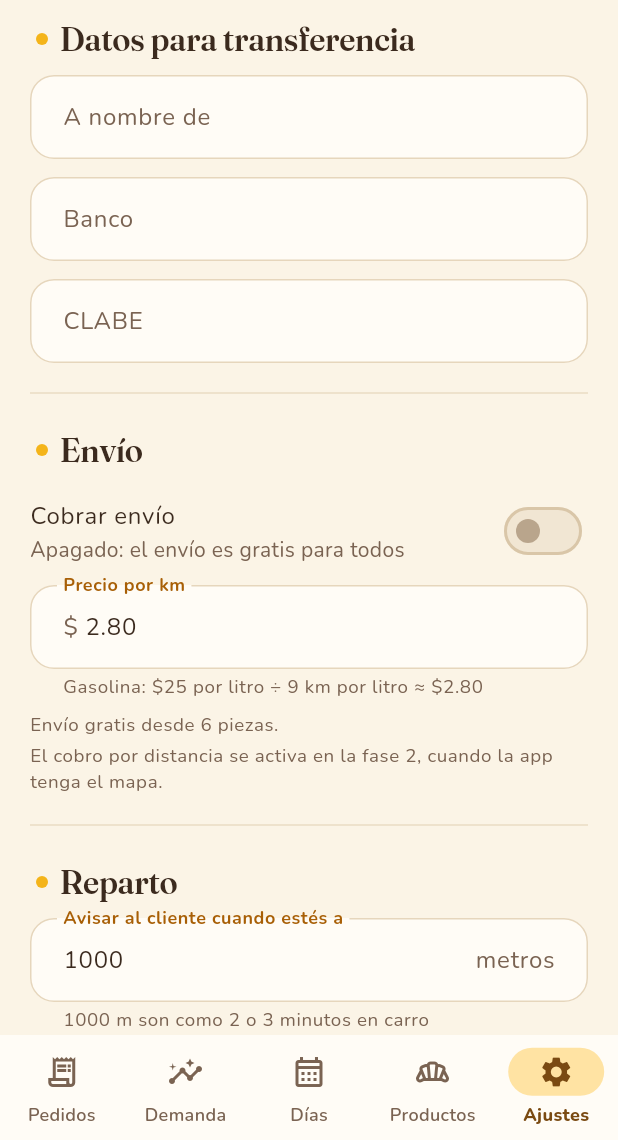
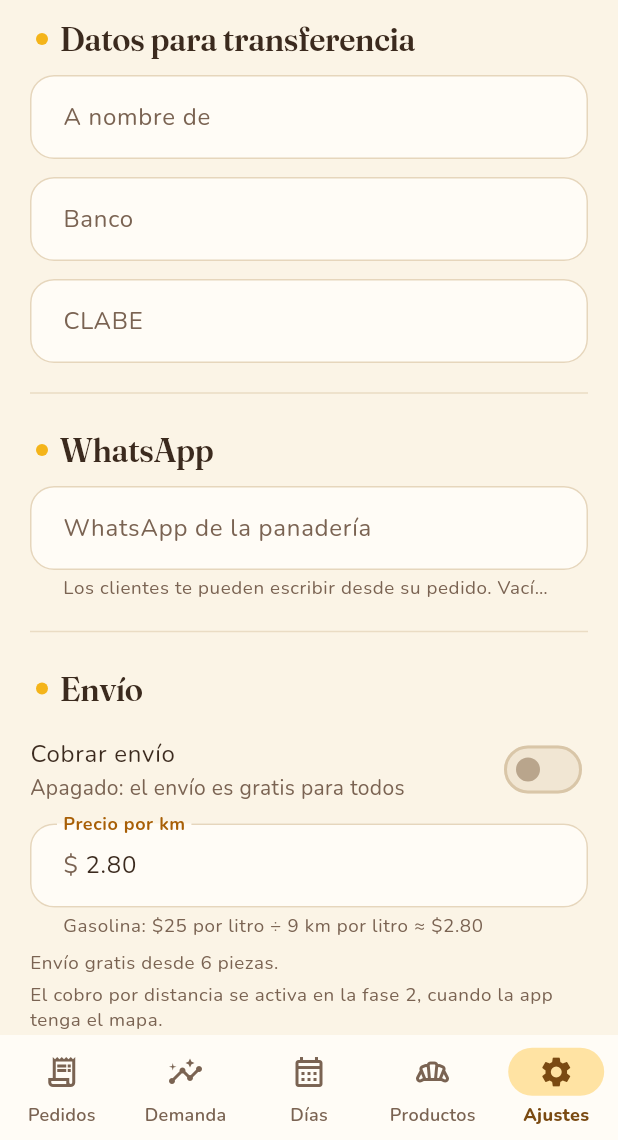
Before and after one commit to TheRobotMan74/panaderoso-pedidos, a Flutter app: the OwnerHome screen opened directly with empty values, item 5 of the bottom bar chosen, on a phone screen of 412 x 824 dp, the part 96-1236 px from its top. Run offline on Flutter 3.47's test engine with Material 3 defaults, Android fonts, the phone set to English and light mode, and no system bars; our stand-ins replace cloud_firestore, cloud_functions, firebase_auth, firebase_core, firebase_messaging, firebase_storage and 7 more; missing offline and left inert: dart:js_interop, firebase_app_check, shorebird_code_push; accounts and stored records are empty; network calls fail.

Commit message:
Cobro de envío por distancia y botón de WhatsApp en Mis pedidos
- Envío = km de ida (línea recta × 1.3 por las calles) × precio por km × parte según
  piezas, redondeado a $5. Se ve en el pago y en Mis pedidos; el servidor (hacerPedido)
  hace la misma cuenta y guarda la suya. Se prende en Ajustes → Cobrar envío.
- WhatsApp de la panadería en Ajustes; los clientes lo ven en cada pedido con el
  mensaje ya escrito.

Co-Authored-By: Claude Opus 5.5 <noreply@anthropic.com>
Claude-Session: https://claude.ai/code/session_01D5weZjRHC9oajxq7mQEv8n

```diff
--- a/lib/logic/shipping.dart
+++ b/lib/logic/shipping.dart
@@ -1,3 +1,5 @@
+import 'geo.dart';
+
 /// Cálculo del costo de envío.
 ///
 /// envío = km de ida × precio por km × porcentaje que paga el cliente,
@@ -34,11 +36,16 @@ class ShippingRules {
   /// Redondeo hacia arriba, en pesos.
   final int roundTo;
 
+  /// Las calles no van en línea recta: los km en línea recta se multiplican por esto
+  /// para acercarse a lo que de verdad se maneja (1.3 = 30% más).
+  final double roadFactor;
+
   const ShippingRules({
     this.enabled = false,
     this.pricePerKm = 2.8,
     this.tiers = defaultTiers,
     this.roundTo = 5,
+    this.roadFactor = 1.3,
   });
 
   static const defaultTiers = [
@@ -69,6 +76,24 @@ class ShippingRules {
     return ((raw - 1e-9) / step).ceil() * step;
   }
 
+  /// Km de ida (aproximados por calle) del punto de salida a la casa del cliente.
+  double kmBetween(double fromLat, double fromLng, double toLat, double toLng) =>
+      distanceMeters(fromLat, fromLng, toLat, toLng) / 1000 * roadFactor;
+
+  /// Envío de un pedido de [pieces] piezas desde el punto de salida a la casa.
+  /// 0 si está apagado o falta el punto de salida o la casa en el mapa.
+  /// El servidor (función hacerPedido) hace exactamente la misma cuenta.
+  int feeForTrip({
+    required double? baseLat,
+    required double? baseLng,
+    required double? homeLat,
+    required double? homeLng,
+    required int pieces,
+  }) {
+    if (baseLat == null || baseLng == null || homeLat == null || homeLng == null) return 0;
+    return feeFor(km: kmBetween(baseLat, baseLng, homeLat, homeLng), pieces: pieces);
+  }
+
   /// Piezas desde las que el envío es gratis, o null si nunca lo es.
   int? freeFromPieces() {
     final free = tiers.where((t) => t.customerShare == 0).toList()
@@ -81,6 +106,7 @@ class ShippingRules {
         'pricePerKm': pricePerKm,
         'tiers': tiers.map((t) => t.toMap()).toList(),
         'roundTo': roundTo,
+        'roadFactor': roadFactor,
       };
 
   factory ShippingRules.fromMap(Map<String, dynamic>? m) {
@@ -93,6 +119,7 @@ class ShippingRules {
       pricePerKm: (m['pricePerKm'] as num?)?.toDouble() ?? 2.8,
       tiers: (tiers == null || tiers.isEmpty) ? defaultTiers : tiers,
       roundTo: (m['roundTo'] as num?)?.toInt() ?? 5,
+      roadFactor: (m['roadFactor'] as num?)?.toDouble() ?? 1.3,
     );
   }
 }
--- a/lib/models.dart
+++ b/lib/models.dart
@@ -339,6 +339,9 @@ class AppConfig {
   final String bankName;
   final String clabe;
   final String accountHolder;
+
+  /// WhatsApp de la panadería (10 dígitos). Vacío = no se muestra el botón.
+  final String whatsapp;
   final ShippingRules shipping;
 
   /// A cuántos metros del domicilio se le avisa al cliente que ya va a llegar.
@@ -352,6 +355,7 @@ class AppConfig {
     this.bankName = '',
     this.clabe = '',
     this.accountHolder = '',
+    this.whatsapp = '',
     this.shipping = const ShippingRules(),
     this.nearAlertMeters = 1000,
     this.baseLat,
@@ -362,6 +366,7 @@ class AppConfig {
         bankName: m?['bankName'] as String? ?? '',
         clabe: m?['clabe'] as String? ?? '',
         accountHolder: m?['accountHolder'] as String? ?? '',
+        whatsapp: m?['whatsapp'] as String? ?? '',
         shipping: ShippingRules.fromMap(
             m?['shipping'] == null ? null : Map<String, dynamic>.from(m!['shipping'] as Map)),
         nearAlertMeters: (m?['nearAlertMeters'] as num?)?.toInt() ?? 1000,
@@ -373,6 +378,7 @@ class AppConfig {
         'bankName': bankName,
         'clabe': clabe,
         'accountHolder': accountHolder,
+        'whatsapp': whatsapp,
         'shipping': shipping.toMap(),
         'nearAlertMeters': nearAlertMeters,
         'baseLat': baseLat,
--- a/lib/ui/owner/settings_page.dart
+++ b/lib/ui/owner/settings_page.dart
@@ -36,6 +36,7 @@ class _SettingsFormState extends State<_SettingsForm> {
   late final _bank = TextEditingController(text: widget.initial.bankName);
   late final _clabe = TextEditingController(text: widget.initial.clabe);
   late final _holder = TextEditingController(text: widget.initial.accountHolder);
+  late final _whatsapp = TextEditingController(text: widget.initial.whatsapp);
   late final _perKm =
       TextEditingController(text: widget.initial.shipping.pricePerKm.toStringAsFixed(2));
   late bool _shippingEnabled = widget.initial.shipping.enabled;
@@ -73,11 +74,13 @@ class _SettingsFormState extends State<_SettingsForm> {
       bankName: _bank.text.trim(),
       clabe: _clabe.text.replaceAll(' ', ''),
       accountHolder: _holder.text.trim(),
+      whatsapp: _whatsapp.text.replaceAll(RegExp(r'\D'), ''),
       shipping: ShippingRules(
         enabled: _shippingEnabled,
         pricePerKm: double.tryParse(_perKm.text.replaceAll(',', '.')) ?? old.pricePerKm,
         tiers: old.tiers,
         roundTo: old.roundTo,
+        roadFactor: old.roadFactor,
       ),
       nearAlertMeters: (int.tryParse(_nearMeters.text.trim()) ?? widget.initial.nearAlertMeters)
           .clamp(100, 10000),
@@ -110,6 +113,16 @@ class _SettingsFormState extends State<_SettingsForm> {
           controller: _clabe,
           keyboardType: TextInputType.number,
           decoration: const InputDecoration(labelText: 'CLABE'),
+        ),
+        const Divider(height: 40),
+        const SectionTitle('WhatsApp', padding: EdgeInsets.fromLTRB(4, 4, 4, 10)),
+        TextField(
+          controller: _whatsapp,
+          keyboardType: TextInputType.phone,
+          decoration: const InputDecoration(
+            labelText: 'WhatsApp de la panadería',
+            helperText: 'Los clientes te pueden escribir desde su pedido. Vacío = sin botón.',
+          ),
         ),
         const Divider(height: 40),
         const SectionTitle('Envío', padding: EdgeInsets.fromLTRB(4, 4, 4, 4)),
```
Also changed, not shown: lib/ui/customer/checkout_page.dart (+34 -6 lines), lib/ui/customer/my_orders_page.dart (+61 -7 lines), 3 other files.
